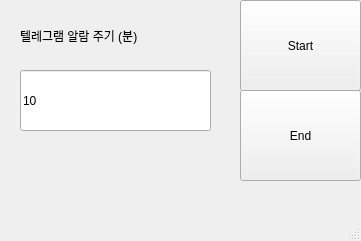
This is telegram_sendphoto.ui in SIMMMMMMMBA/3mm_pos_system as Qt 5 draws it before an edit. The edited form follows.
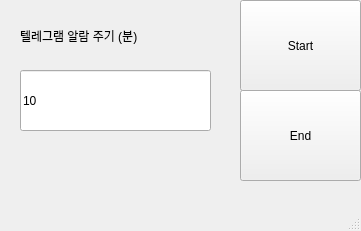
This is the edited form.

Commit message: telegram_sendphoto

What changed in the file:
```diff
--- a/telegram_sendphoto.ui
+++ b/telegram_sendphoto.ui
@@ -7,7 +7,7 @@
     <x>0</x>
     <y>0</y>
     <width>361</width>
-    <height>241</height>
+    <height>231</height>
    </rect>
   </property>
   <property name="sizePolicy">
```
Left out of the diff: 6 changed lines with no effect on the pictures.
